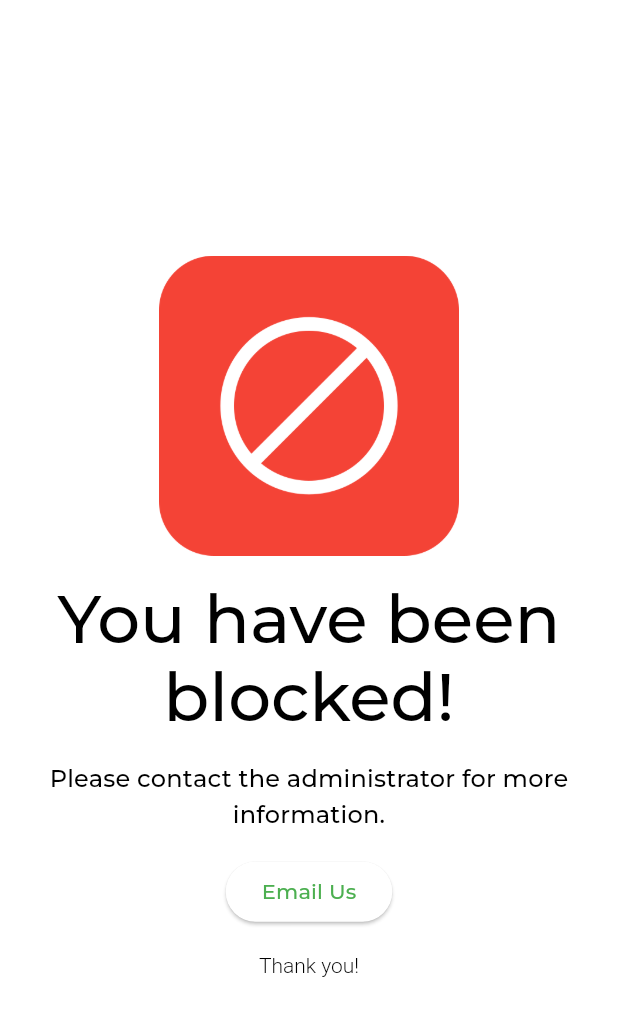
After one commit to AmmarSultanDev/car_go_pfe_lp_j2ee, a Flutter app: the BlockedScreen screen opened directly, after a tap on "Email Us", on a phone screen of 412 x 824 dp. The commit adds this screen. Shown: the top 1016 px of the screen. Run offline on Flutter 3.47's test engine with Material 3 defaults, Android fonts, the phone set to English and light mode, and no system bars; our stand-ins replace cloud_firestore, connectivity_plus, firebase_auth, firebase_core, flutter_svg, geolocator and 2 more; accounts and stored records are empty.

Commit message:
chore: Update url_launcher package to version 6.3.0 Add BlockedScreen, amnd listen to isBlock changes in firestore using the StreamBuilder, works but not as expected.

```diff
--- /dev/null
+++ b/lib/screens/blocked_screen.dart
@@ -0,0 +1,60 @@
+import 'package:flutter/material.dart';
+import 'package:url_launcher/url_launcher.dart';
+
+class BlockedScreen extends StatelessWidget {
+  const BlockedScreen({super.key});
+
+  @override
+  Widget build(BuildContext context) {
+    return Scaffold(
+      body: Container(
+        width: double.infinity,
+        child: Column(
+          crossAxisAlignment: CrossAxisAlignment.center,
+          mainAxisAlignment: MainAxisAlignment.center,
+          children: [
+            Container(
+              height: 200,
+              width: 200,
+              child: Image.asset('assets/images/user_blocked.png'),
+            ),
+            const SizedBox(height: 16),
+            Text('You have been blocked!',
+                style: Theme.of(context).textTheme.displayMedium,
+                textAlign: TextAlign.center),
+            const SizedBox(height: 16),
+            Text(
+              'Please contact the administrator for more information.',
+              style: Theme.of(context).textTheme.titleMedium,
+              textAlign: TextAlign.center,
+            ),
+            const SizedBox(height: 16),
+            ElevatedButton(
+              onPressed: () async {
+                final Uri params = Uri(
+                  scheme: 'mailto',
+                  path: 'admin@ecocargo.com',
+                  query:
+                      'subject=Account Blocked&body=My account has been blocked. Please provide further information.',
+                );
+
+                String url = params.toString();
+                if (await canLaunch(url)) {
+                  await launch(url);
+                } else {
+                  print('Could not launch $url');
+                }
+              },
+              child: Text('Email Us'),
+            ),
+            const SizedBox(height: 16),
+            Text(
+              'Thank you!',
+              style: Theme.of(context).textTheme.headlineSmall,
+            ),
+          ],
+        ),
+      ),
+    );
+  }
+}
--- a/pubspec.yaml
+++ b/pubspec.yaml
@@ -19,6 +19,7 @@ dependencies:
   google_maps_flutter: ^2.9.0
   permission_handler: ^11.3.1
   provider: ^6.1.2
+  url_launcher: ^6.3.0
   uuid: ^4.4.2
 
 dev_dependencies:
```
Also changed, not shown: lib/main.dart (+33 -2 lines), assets/images/user_blocked.png (added), pubspec.lock, 7 other files.
